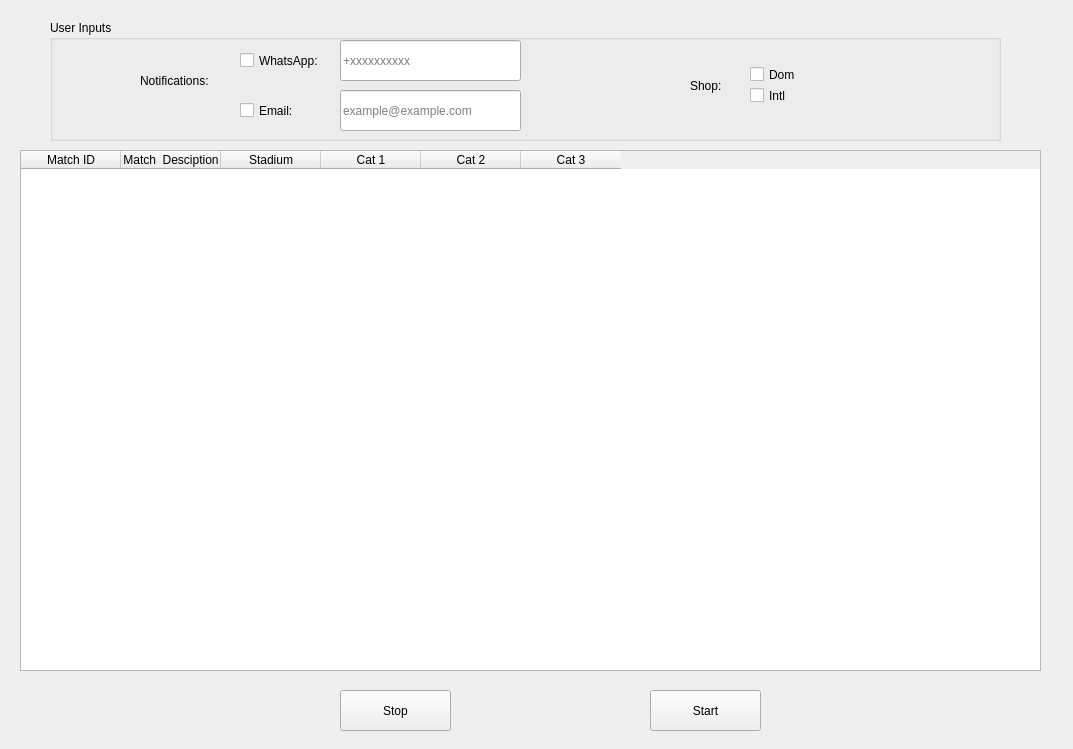
Above: UI/ui.ui from dahani9091/quatar-worl-cup-tickets-checker before the change. Below: the same form after it.
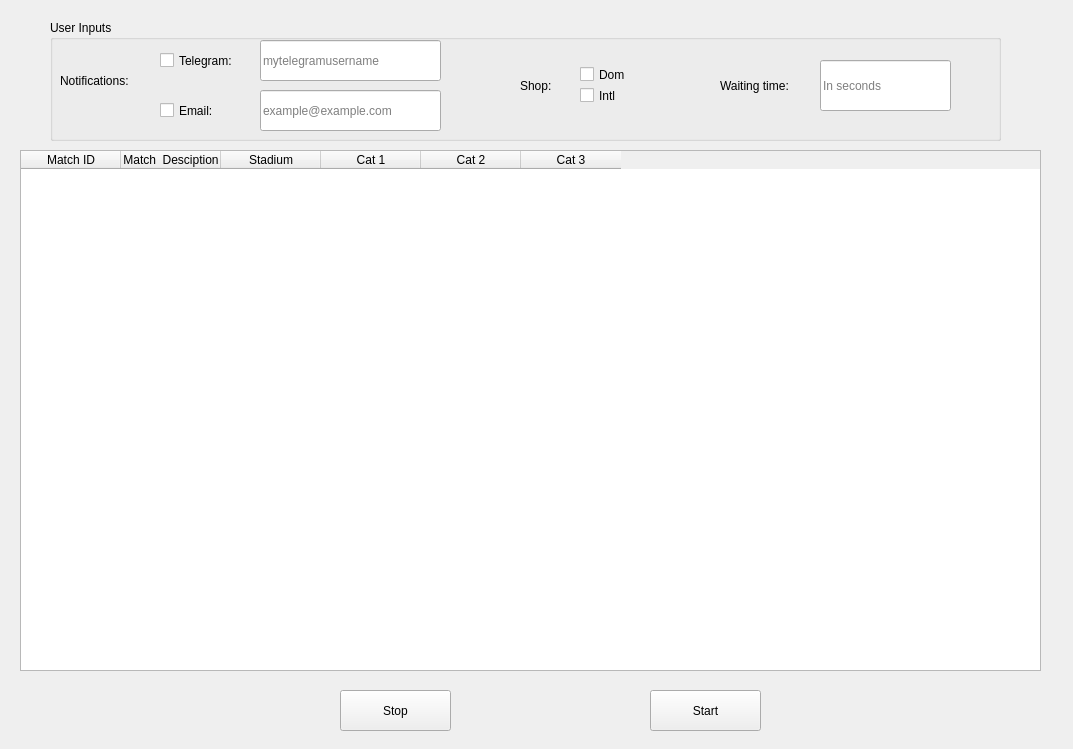
That is the form after the change.

```diff
--- a/UI/ui.ui
+++ b/UI/ui.ui
@@ -107,7 +107,7 @@
     <widget class="QCheckBox" name="intl_checkbox">
      <property name="geometry">
       <rect>
-       <x>700</x>
+       <x>530</x>
        <y>60</y>
        <width>81</width>
        <height>31</height>
@@ -120,7 +120,7 @@
     <widget class="QCheckBox" name="dom_checkbox">
      <property name="geometry">
       <rect>
-       <x>700</x>
+       <x>530</x>
        <y>39</y>
        <width>81</width>
        <height>31</height>
@@ -133,7 +133,7 @@
     <widget class="QLabel" name="label">
      <property name="geometry">
       <rect>
-       <x>640</x>
+       <x>470</x>
        <y>40</y>
        <width>51</width>
        <height>51</height>
@@ -149,20 +149,20 @@
     <widget class="QCheckBox" name="wts_checkbox">
      <property name="geometry">
       <rect>
-       <x>190</x>
+       <x>110</x>
        <y>20</y>
        <width>91</width>
        <height>41</height>
       </rect>
      </property>
      <property name="text">
-      <string>WhatsApp:</string>
+      <string>Telegram:</string>
      </property>
     </widget>
     <widget class="QLabel" name="label_2">
      <property name="geometry">
       <rect>
-       <x>90</x>
+       <x>10</x>
        <y>30</y>
        <width>91</width>
        <height>61</height>
@@ -178,7 +178,7 @@
     <widget class="QCheckBox" name="email_checkbox">
      <property name="geometry">
       <rect>
-       <x>190</x>
+       <x>110</x>
        <y>70</y>
        <width>91</width>
        <height>41</height>
@@ -191,7 +191,7 @@
     <widget class="QLineEdit" name="phone_input">
      <property name="geometry">
       <rect>
-       <x>290</x>
+       <x>210</x>
        <y>20</y>
        <width>181</width>
        <height>41</height>
@@ -204,13 +204,13 @@
       <string/>
      </property>
      <property name="placeholderText">
-      <string>+xxxxxxxxxx</string>
+      <string>mytelegramusername</string>
      </property>
     </widget>
     <widget class="QLineEdit" name="email_input">
      <property name="geometry">
       <rect>
-       <x>290</x>
+       <x>210</x>
        <y>70</y>
        <width>181</width>
        <height>41</height>
@@ -226,6 +226,41 @@
       <string>example@example.com</string>
      </property>
     </widget>
+    <widget class="QLineEdit" name="waiting_time_input">
+     <property name="geometry">
+      <rect>
+       <x>770</x>
+       <y>40</y>
+       <width>131</width>
+       <height>51</height>
+      </rect>
+     </property>
+     <property name="inputMask">
+      <string/>
+     </property>
+     <property name="text">
+      <string/>
+     </property>
+     <property name="placeholderText">
+      <string>In seconds</string>
+     </property>
+    </widget>
+    <widget class="QLabel" name="label_3">
+     <property name="geometry">
+      <rect>
+       <x>670</x>
+       <y>40</y>
+       <width>91</width>
+       <height>51</height>
+      </rect>
+     </property>
+     <property name="styleSheet">
+      <string notr="true">font: 75 9pt &quot;MS Shell Dlg 2&quot;;</string>
+     </property>
+     <property name="text">
+      <string>Waiting time:</string>
+     </property>
+    </widget>
    </widget>
   </widget>
  </widget>
```
Left out of the diff: 4 changed lines with no effect on the pictures.
